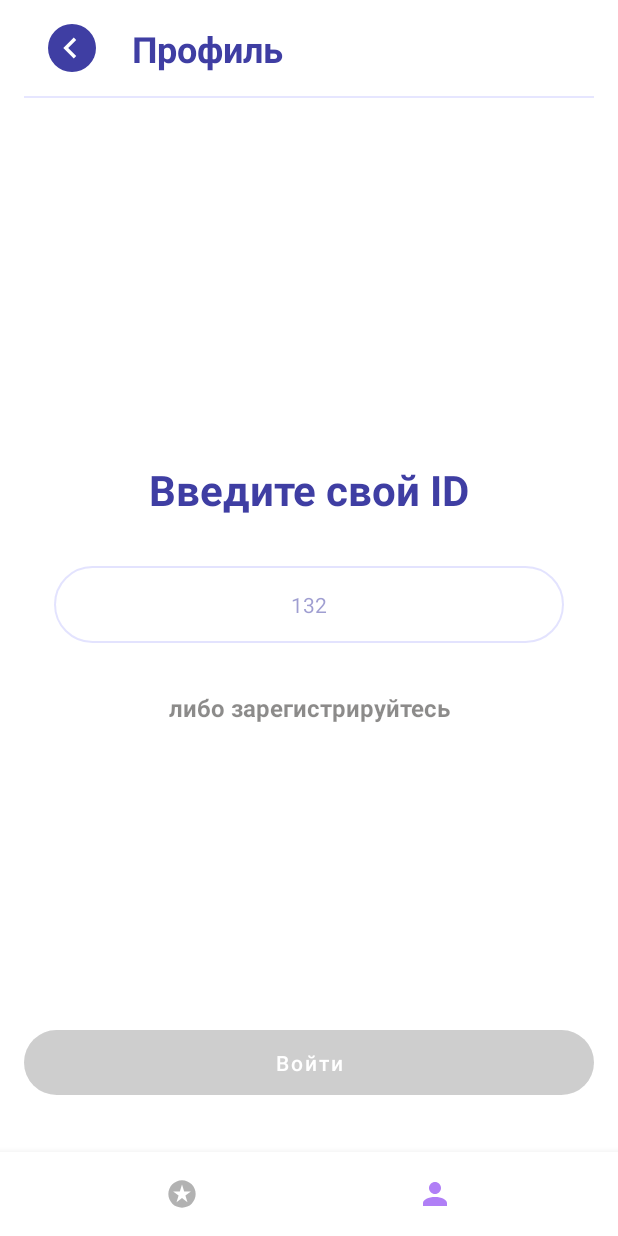
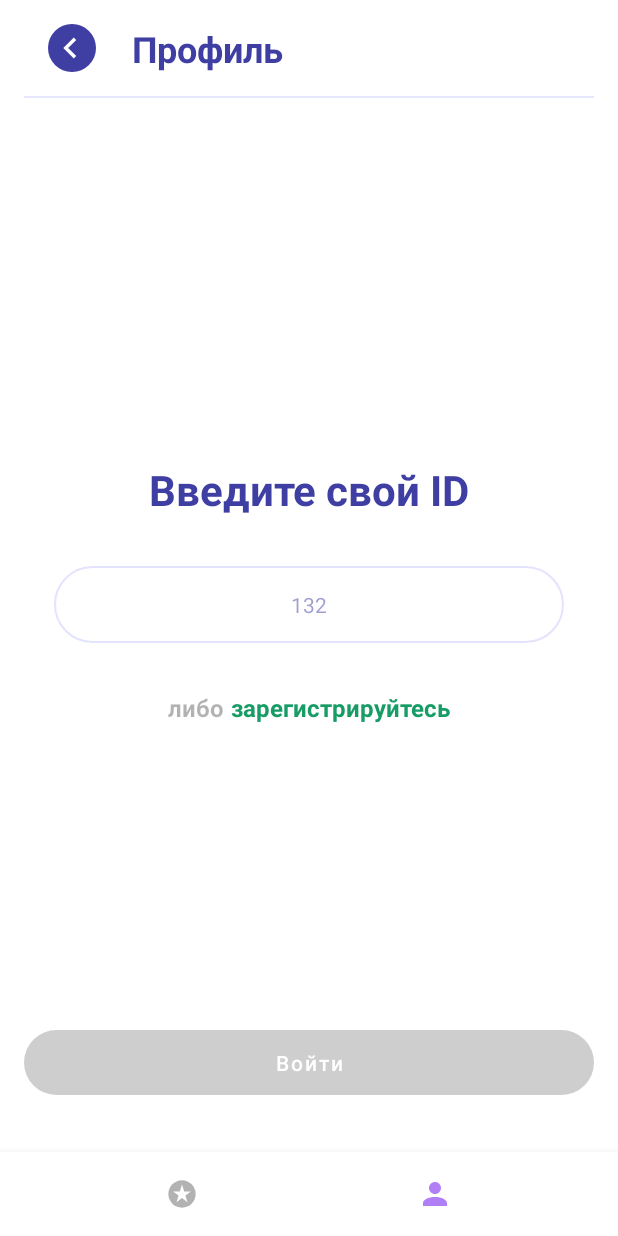
Before and after one commit to RomanseniorIT/EmotionCalendar, an Android app: the ProfileFragment screen opened through its navigation route, on a phone screen of 412 x 824 dp. Run offline under Robolectric (Android 15) with nearby library versions, the phone set to English and light mode, and no system bars; our stand-ins replace Dagger/Hilt's generated code, navigation-ui; 1 statement that could not run was skipped.

Commit message:
Fix reg color and add all done toast

```diff
--- a/app/src/main/java/com/lazuka/emotioncalendar/ui/events/EventsFragment.kt
+++ b/app/src/main/java/com/lazuka/emotioncalendar/ui/events/EventsFragment.kt
@@ -93,6 +93,6 @@ class EventsFragment : Fragment() {
             binding.groupEmpty.isVisible = true
         }
 
-        Toast.makeText(requireContext(), messageRes, Toast.LENGTH_LONG).show()
+        Toast.makeText(requireContext(), messageRes, Toast.LENGTH_SHORT).show()
     }
 }
--- a/app/src/main/java/com/lazuka/emotioncalendar/ui/events/EventsViewModel.kt
+++ b/app/src/main/java/com/lazuka/emotioncalendar/ui/events/EventsViewModel.kt
@@ -71,6 +71,9 @@ class EventsViewModel @Inject constructor(
             }
 
             _eventsFlow.emit(list)
+
+            val hasActions = list.any { event -> !event.completed }
+            if (!hasActions) msgChannel.send(R.string.all_done_text to false)
             _isLoading.emit(false)
         }
     }
--- a/app/src/main/java/com/lazuka/emotioncalendar/ui/events/adapter/EventItemDecoration.kt
+++ b/app/src/main/java/com/lazuka/emotioncalendar/ui/events/adapter/EventItemDecoration.kt
@@ -15,6 +15,8 @@ class EventItemDecoration : ItemDecoration() {
     override fun getItemOffsets(outRect: Rect, view: View, parent: RecyclerView, state: RecyclerView.State) {
         val adapterPosition = parent.getChildAdapterPosition(view)
         val position = if (adapterPosition != NO_POSITION) adapterPosition else parent.getChildLayoutPosition(view)
+        if (position == 0) return
+
         val list = (parent.adapter as EventsAdapter).currentList
         val item = list.getOrNull(position) ?: return
         val firstCompletedPos = list.indexOfFirst { it.completed }
@@ -23,7 +25,7 @@ class EventItemDecoration : ItemDecoration() {
 
         when {
             item.completed && firstCompletedPos == position -> outRect.top = bigSpace
-            position != 0 -> outRect.top = space
+            else -> outRect.top = space
         }
     }
 }
--- a/app/src/main/res/layout/fragment_profile.xml
+++ b/app/src/main/res/layout/fragment_profile.xml
@@ -15,14 +15,15 @@
             android:id="@+id/groupProfile"
             android:layout_width="wrap_content"
             android:layout_height="wrap_content"
+            android:visibility="gone"
             app:constraint_referenced_ids="divider1, divider2, divider3, tvUserIdTitle, tvUserId, switchAdult, tvPersonalityTitle, rgPersonality, tvSexTitle, rgSex, tvLogout" />
 
         <androidx.constraintlayout.widget.Group
             android:id="@+id/groupAuth"
             android:layout_width="wrap_content"
             android:layout_height="wrap_content"
-            android:visibility="gone"
-            app:constraint_referenced_ids="tvEnterIdTitle, etEnterId, tvReg, btnLogin" />
+            android:visibility="visible"
+            app:constraint_referenced_ids="tvEnterIdTitle, etEnterId, tvReg, btnLogin, tvOr" />
 
         <ImageView
             android:id="@+id/ivBack"
@@ -285,15 +286,33 @@
             app:layout_constraintTop_toBottomOf="@id/tvEnterIdTitle" />
 
         <TextView
-            android:id="@+id/tvReg"
-            android:layout_width="match_parent"
+            android:id="@+id/tvOr"
+            android:layout_width="wrap_content"
             android:layout_height="wrap_content"
             android:layout_marginTop="32dp"
             android:gravity="center"
-            android:text="@string/or_register"
-            android:textColor="@color/gray50"
+            android:text="@string/or_text"
+            android:textColor="@color/black30"
             android:textSize="16sp"
             android:textStyle="bold"
+            app:layout_constraintEnd_toStartOf="@id/tvReg"
+            app:layout_constraintHorizontal_chainStyle="packed"
+            app:layout_constraintStart_toStartOf="parent"
+            app:layout_constraintTop_toBottomOf="@id/etEnterId" />
+
+        <TextView
+            android:id="@+id/tvReg"
+            android:layout_width="wrap_content"
+            android:layout_height="wrap_content"
+            android:layout_marginStart="4dp"
+            android:layout_marginTop="32dp"
+            android:gravity="center"
+            android:text="@string/register_text"
+            android:textColor="@color/green"
+            android:textSize="16sp"
+            android:textStyle="bold"
+            app:layout_constraintEnd_toEndOf="parent"
+            app:layout_constraintStart_toEndOf="@id/tvOr"
             app:layout_constraintTop_toBottomOf="@id/etEnterId" />
 
         <com.google.android.material.button.MaterialButton
--- a/app/src/main/res/values/colors.xml
+++ b/app/src/main/res/values/colors.xml
@@ -7,6 +7,7 @@
     <color name="teal_700">#FF018786</color>
     <color name="black">#FF000000</color>
     <color name="black10">#1A000000</color>
+    <color name="black30">#4D000000</color>
     <color name="white">#FFFFFFFF</color>
     <color name="white70">#B3FFFFFF</color>
     <color name="white40">#66FFFFFF</color>
@@ -14,7 +15,8 @@
     <color name="gray50">#80191716</color>
     <color name="purpleColor">#3F3EA3</color>
     <color name="purpleColor50">#803F3EA3</color>
-    <color name="purpleColor70">#B33F3EA3</color>
+    <color name="purpleColor70">#B33F3EA3</color>169C64
+    <color name="green">#169C64</color>
 
     <color name="backgroundColor">#FFFFFF</color>
     <color name="bottomBackgroundColor">#FFFFFF</color>
--- a/app/src/main/res/values/strings.xml
+++ b/app/src/main/res/values/strings.xml
@@ -22,6 +22,7 @@
     <string name="later_text">Заданиe будет показано позже</string>
     <string name="not_like_text">Удалили задание из Ваших рекомендаций</string>
     <string name="done_text">Продолжайте в том же духе!</string>
+    <string name="all_done_text">На сегодня все. Приходите завтра!</string>
 
     // profile
     <string name="profile">Профиль</string>
@@ -35,7 +36,8 @@
     <string name="female">Женщина</string>
     <string name="logout">Выйти</string>
     <string name="enter_id">Введите свой ID</string>
-    <string name="or_register">либо зарегистрируйтесь</string>
+    <string name="or_text">либо</string>
+    <string name="register_text">зарегистрируйтесь</string>
     <string name="id_hint">132</string>
     <string name="login">Войти</string>
     <string name="save">Сохранить</string>
```
